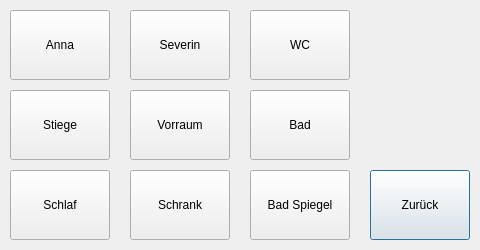
First picture: the form in projects/klaus_visu_ap420/ogwindow.ui, repository busmaster/homebus, before the edit.
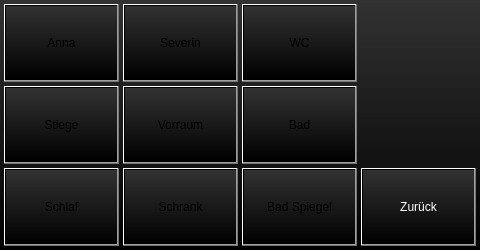
Second picture: the form after the edit.

The edit to the form file:
```diff
--- a/projects/klaus_visu_ap420/ogwindow.ui
+++ b/projects/klaus_visu_ap420/ogwindow.ui
@@ -19,15 +19,21 @@
   <property name="windowTitle">
    <string>Dialog</string>
   </property>
+  <property name="styleSheet">
+   <string notr="true">background-color: qlineargradient(spread:pad, x1:0.5, y1:1, x2:0.5, y2:0.0, stop:0 rgba(0, 0, 0, 255), stop:1 rgba(50, 50, 50, 255));</string>
+  </property>
   <widget class="QPushButton" name="pushButtonBack">
    <property name="geometry">
     <rect>
-     <x>370</x>
-     <y>170</y>
-     <width>100</width>
-     <height>70</height>
+     <x>361</x>
+     <y>168</y>
+     <width>115</width>
+     <height>78</height>
     </rect>
    </property>
+   <property name="styleSheet">
+    <string notr="true">color: rgb(255, 255, 255);</string>
+   </property>
    <property name="text">
     <string>Zurück</string>
    </property>
@@ -35,10 +41,10 @@
   <widget class="QPushButton" name="pushButtonLightAnna">
    <property name="geometry">
     <rect>
-     <x>10</x>
-     <y>10</y>
-     <width>100</width>
-     <height>70</height>
+     <x>4</x>
+     <y>4</y>
+     <width>115</width>
+     <height>78</height>
     </rect>
    </property>
    <property name="text">
@@ -48,10 +54,10 @@
   <widget class="QPushButton" name="pushButtonLightSeverin">
    <property name="geometry">
     <rect>
-     <x>130</x>
-     <y>10</y>
-     <width>100</width>
-     <height>70</height>
+     <x>123</x>
+     <y>4</y>
+     <width>115</width>
+     <height>78</height>
     </rect>
    </property>
    <property name="text">
@@ -61,10 +67,10 @@
   <widget class="QPushButton" name="pushButtonLightWC">
    <property name="geometry">
     <rect>
-     <x>250</x>
-     <y>10</y>
-     <width>100</width>
-     <height>70</height>
+     <x>242</x>
+     <y>4</y>
+     <width>115</width>
+     <height>78</height>
     </rect>
    </property>
    <property name="text">
@@ -74,10 +80,10 @@
   <widget class="QPushButton" name="pushButtonLightBad">
    <property name="geometry">
     <rect>
-     <x>250</x>
-     <y>90</y>
-     <width>100</width>
-     <height>70</height>
+     <x>242</x>
+     <y>86</y>
+     <width>115</width>
+     <height>78</height>
     </rect>
    </property>
    <property name="text">
@@ -87,10 +93,10 @@
   <widget class="QPushButton" name="pushButtonLightSchrank">
    <property name="geometry">
     <rect>
-     <x>130</x>
-     <y>170</y>
-     <width>100</width>
-     <height>70</height>
+     <x>123</x>
+     <y>168</y>
+     <width>115</width>
+     <height>78</height>
     </rect>
    </property>
    <property name="text">
@@ -100,10 +106,10 @@
   <widget class="QPushButton" name="pushButtonLightVorraum">
    <property name="geometry">
     <rect>
-     <x>130</x>
-     <y>90</y>
-     <width>100</width>
-     <height>70</height>
+     <x>123</x>
+     <y>86</y>
+     <width>115</width>
+     <height>78</height>
     </rect>
    </property>
    <property name="text">
@@ -113,10 +119,10 @@
   <widget class="QPushButton" name="pushButtonLightStiege">
    <property name="geometry">
     <rect>
-     <x>10</x>
-     <y>90</y>
-     <width>100</width>
-     <height>70</height>
+     <x>4</x>
+     <y>86</y>
+     <width>115</width>
+     <height>78</height>
     </rect>
    </property>
    <property name="text">
@@ -126,10 +132,10 @@
   <widget class="QPushButton" name="pushButtonLightSchlaf">
    <property name="geometry">
     <rect>
-     <x>10</x>
-     <y>170</y>
-     <width>100</width>
-     <height>70</height>
+     <x>4</x>
+     <y>168</y>
+     <width>115</width>
+     <height>78</height>
     </rect>
    </property>
    <property name="text">
@@ -139,10 +145,10 @@
   <widget class="QPushButton" name="pushButtonLightBadSpiegel">
    <property name="geometry">
     <rect>
-     <x>250</x>
-     <y>170</y>
-     <width>100</width>
-     <height>70</height>
+     <x>242</x>
+     <y>168</y>
+     <width>115</width>
+     <height>78</height>
     </rect>
    </property>
    <property name="text">
```
